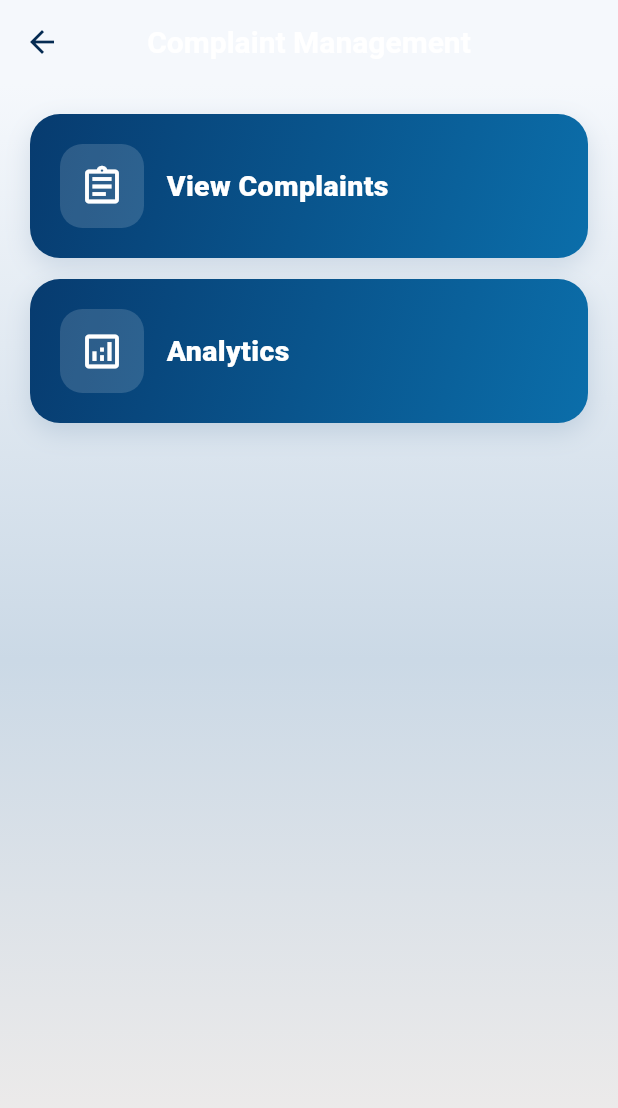
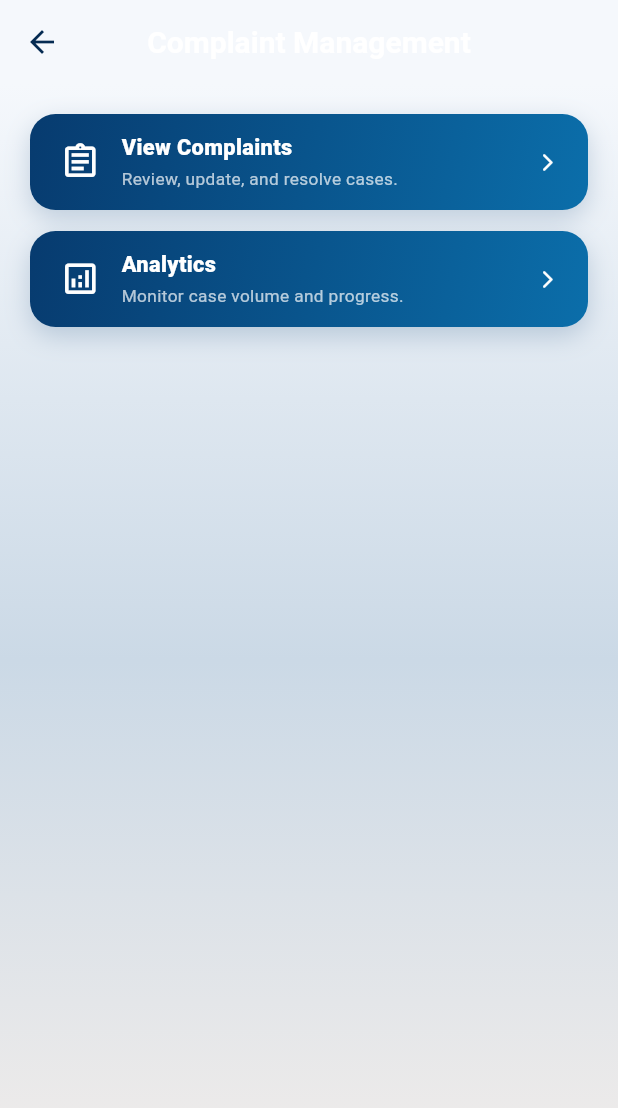
Before and after one commit to mrunaldalvi07/Apex_app, a Flutter app: the ComplaintManagementScreen screen opened directly, on a phone screen of 412 x 824 dp. Shown: the top 1108 px of the screen. Run offline on Flutter 3.47's test engine with Material 3 defaults, Android fonts, the phone set to English and light mode, and no system bars; our stand-ins replace cloud_firestore, file_picker, firebase_auth, firebase_core, firebase_messaging, flutter_local_notifications and 4 more; missing offline and left inert: excel; accounts and stored records are empty.

Commit message:
complaint button gradients and pixels changed

```diff
--- a/lib/screens/complaint_management_screen.dart
+++ b/lib/screens/complaint_management_screen.dart
@@ -6,6 +6,14 @@ import '../theme/complaint_theme.dart';
 
 class ComplaintManagementScreen extends StatelessWidget {
   const ComplaintManagementScreen({super.key});
+
+  static const Color _primaryNavy = Color(0xFF073B6F);
+  static const Color _primaryBlue = Color(0xFF0B6EAA);
+  static const LinearGradient _buttonGradient = LinearGradient(
+    colors: [_primaryNavy, _primaryBlue],
+    begin: Alignment.topLeft,
+    end: Alignment.bottomRight,
+  );
 
   @override
   Widget build(BuildContext context) {
@@ -31,6 +39,7 @@ class ComplaintManagementScreen extends StatelessWidget {
                 _actionButton(
                   icon: Icons.assignment_outlined,
                   title: 'View Complaints',
+                  subtitle: 'Review, update, and resolve cases.',
                   onTap: () {
                     Navigator.push(
                       context,
@@ -47,6 +56,7 @@ class ComplaintManagementScreen extends StatelessWidget {
                 _actionButton(
                   icon: Icons.analytics_outlined,
                   title: 'Analytics',
+                  subtitle: 'Monitor case volume and progress.',
                   onTap: () {
                     Navigator.push(
                       context,
@@ -67,23 +77,25 @@ class ComplaintManagementScreen extends StatelessWidget {
   Widget _actionButton({
     required IconData icon,
     required String title,
+    required String subtitle,
     required VoidCallback onTap,
   }) {
     return SizedBox(
       width: double.infinity,
+      height: 64,
       child: Material(
         color: Colors.transparent,
         child: InkWell(
           borderRadius: BorderRadius.circular(17),
           onTap: onTap,
           child: Container(
-            padding: const EdgeInsets.all(20),
+            padding: const EdgeInsets.symmetric(horizontal: 20, vertical: 8),
             decoration: BoxDecoration(
-              gradient: ComplaintPalette.attendanceActionGradient,
-              borderRadius: BorderRadius.circular(20),
+              gradient: _buttonGradient,
+              borderRadius: BorderRadius.circular(17),
               boxShadow: const [
                 BoxShadow(
-                  color: Color(0x22073B6F),
+                  color: Color(0x33073B6F),
                   blurRadius: 14,
                   offset: Offset(0, 6),
                 ),
@@ -91,30 +103,38 @@ class ComplaintManagementScreen extends StatelessWidget {
             ),
             child: Row(
               children: [
-                Container(
-                  height: 56,
-                  width: 56,
-                  decoration: BoxDecoration(
-                    color: Colors.white.withValues(alpha: 0.15),
-                    borderRadius: BorderRadius.circular(15),
-                  ),
-                  child: Icon(icon, color: Colors.white, size: 30),
-                ),
-                const SizedBox(width: 15),
+                Icon(icon, color: Colors.white, size: 27),
+                const SizedBox(width: 14),
                 Expanded(
                   child: Column(
+                    mainAxisAlignment: MainAxisAlignment.center,
                     crossAxisAlignment: CrossAxisAlignment.start,
                     children: [
                       Text(
                         title,
                         style: const TextStyle(
                           color: Colors.white,
-                          fontSize: 19,
+                          fontSize: 14.5,
                           fontWeight: FontWeight.w800,
+                        ),
+                      ),
+                      const SizedBox(height: 3),
+                      Text(
+                        subtitle,
+                        style: const TextStyle(
+                          color: Colors.white70,
+                          fontSize: 11.5,
+                          height: 1.3,
                         ),
                       ),
                     ],
                   ),
+                ),
+                const SizedBox(width: 8),
+                const Icon(
+                  Icons.arrow_forward_ios_rounded,
+                  color: Colors.white,
+                  size: 14,
                 ),
               ],
             ),
```
